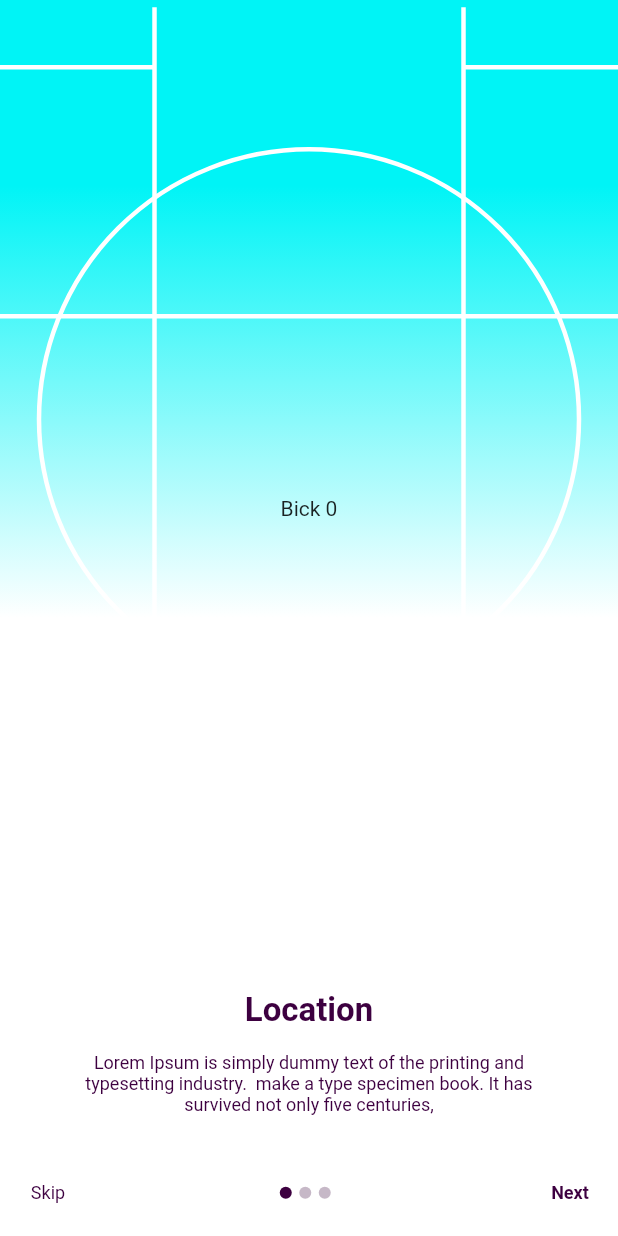
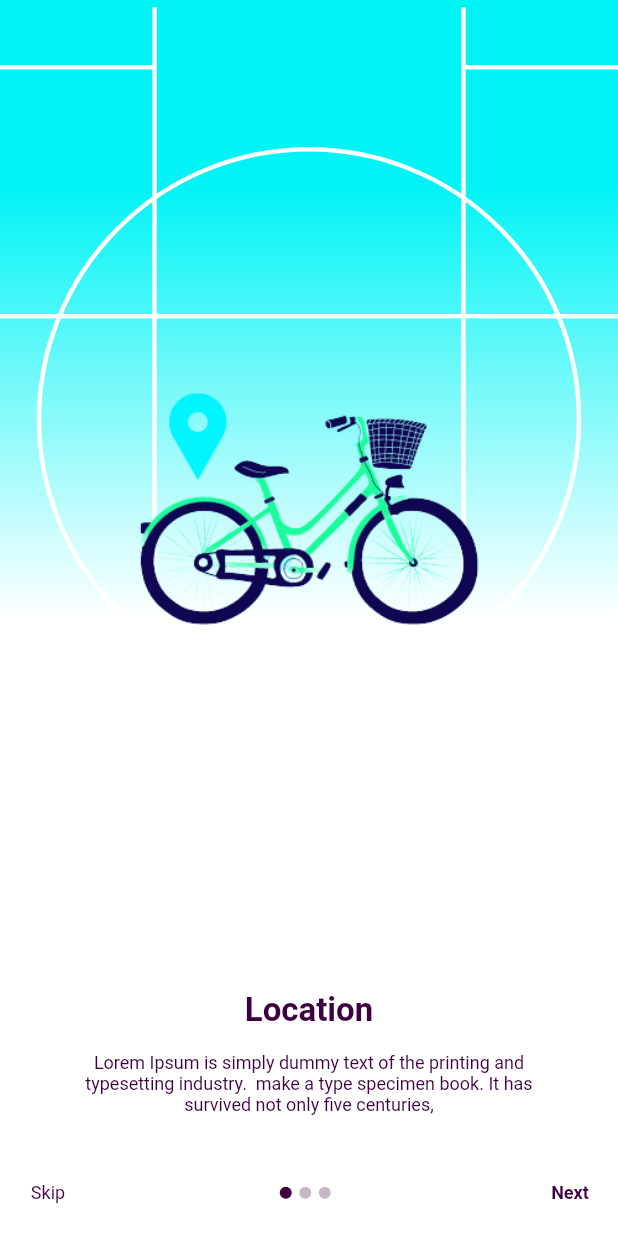
Before and after one commit to lemidiriba/bick, a Flutter app: the SplashScreen screen opened directly, on a phone screen of 412 x 824 dp. Run offline on Flutter 3.47's test engine with Material 2 defaults, Android fonts, the light colour scheme and no system bars; our stand-ins replace get.

Commit message:
bick image included

```diff
--- a/lib/pages/splash_screen.dart
+++ b/lib/pages/splash_screen.dart
@@ -60,7 +60,14 @@ class _SplashScreenState extends State<SplashScreen> {
                           Container(
                             height: Dimension.height70,
                             child: Center(
-                              child: Text("Bick $screenIndex"),
+                              child: Container(
+                                decoration: const BoxDecoration(
+                                  image: DecorationImage(
+                                    image: AssetImage('assets/bick.png'),
+                                    fit: BoxFit.contain,
+                                  ),
+                                ),
+                              ),
                             ),
                           ),
                           SmallText(
@@ -111,7 +118,7 @@ class _SplashScreenState extends State<SplashScreen> {
                 TextButton(
                   onPressed: () {
                     setState(() {
-                      if (screenIndex <= 1 ) {
+                      if (screenIndex <= 1) {
                         screenIndex++;
                       }
                     });
```
Also changed, not shown: assets/bar.png (deleted), assets/bick.png, assets/bick1.png (deleted), assets/bick3.png (deleted).
